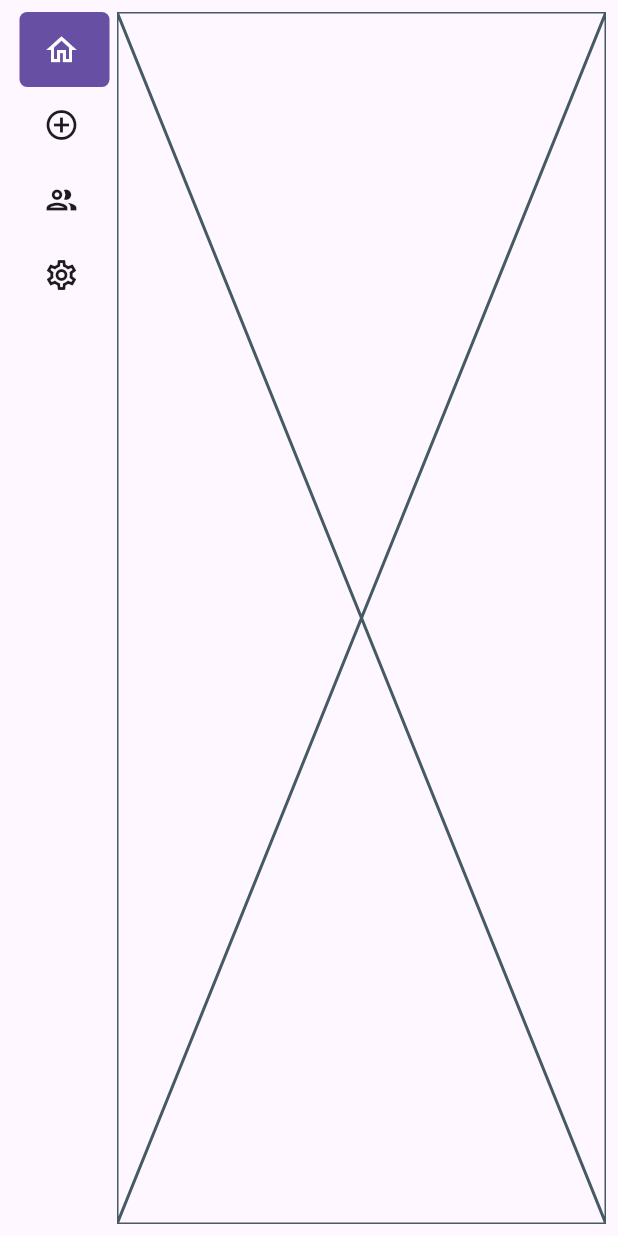
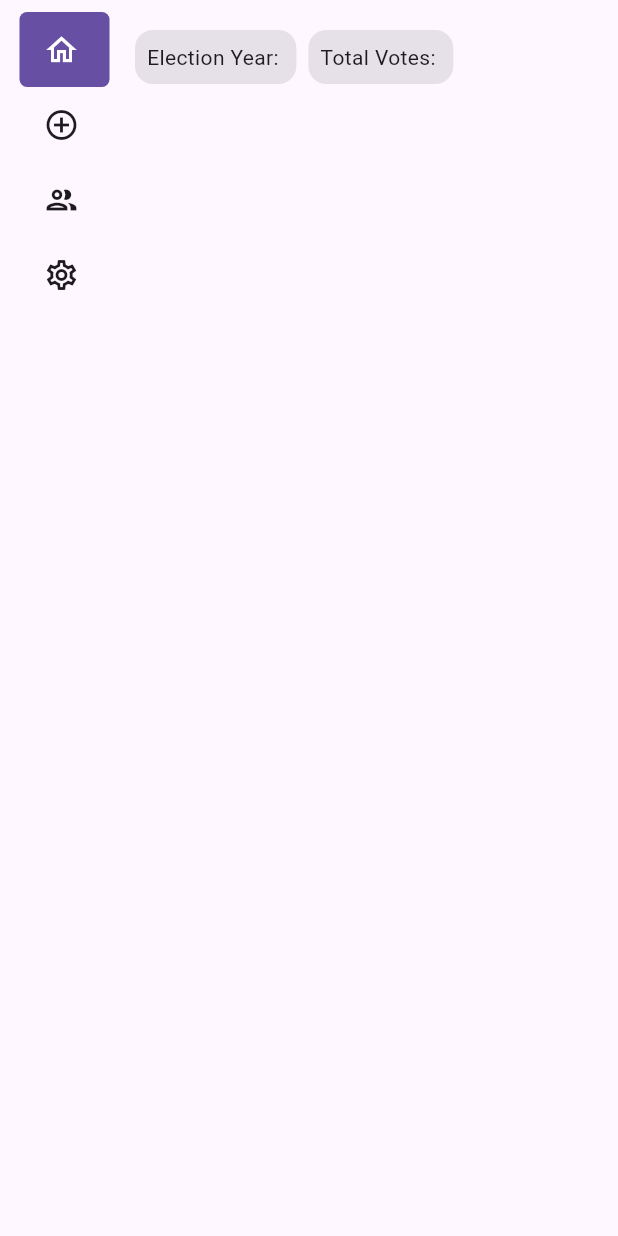
Before and after one commit to domai-tb/campus_vote, a Flutter app: the screen it shows after launch, on a phone screen of 412 x 824 dp. Run offline on Flutter 3.47's test engine with Material 3 defaults, Android fonts, the phone set to English and light mode, and no system bars; drawn by our look-alikes of easy_sidemenu; our stand-ins replace fixnum, package_info_plus, shared_preferences; missing offline and left inert: grpc, protobuf; generated files the repository leaves out were written again; statements that could not run were skipped; project files that could hold a hidden picture were left out.

Commit message:
show vote count in gui

```diff
--- a/gui/analysis_options.yaml
+++ b/gui/analysis_options.yaml
@@ -12,7 +12,7 @@ analyzer:
     implicit-dynamic: true
 
   exclude:
-    - lib/campus_vote/generated/**
+    - lib/generated/**
 
 dart_code_metrics:
   metrics:
--- a/gui/lib/campus_vote/api/grpc_client.dart
+++ b/gui/lib/campus_vote/api/grpc_client.dart
@@ -13,9 +13,9 @@ class CampusVoteAPIClient {
       port: 21797,
       options: ChannelOptions(
         credentials: CVAPIChannelCredentials(
-          trustedRoots: File('../certs/ca-cert.pem').readAsBytesSync(),
-          certificateChain: File('../certs/client-cert.pem').readAsBytesSync(),
-          privateKey: File('../certs/client-key.pem').readAsBytesSync(),
+          trustedRoots: File('../certs/api-ca.crt').readAsBytesSync(),
+          certificateChain: File('../certs/api-client.crt').readAsBytesSync(),
+          privateKey: File('../certs/api-client.key').readAsBytesSync(),
           authority: '127.0.0.1',
         ),
       ),
@@ -27,6 +27,8 @@ class CampusVoteAPIClient {
   Future<ElectionStats> getElectionStats() async {
     return await client.getElectionStats(Void());
   }
+
+
 }
 
 class CVAPIChannelCredentials extends ChannelCredentials {
--- a/gui/lib/campus_vote/widgets/dashboard_widget.dart
+++ b/gui/lib/campus_vote/widgets/dashboard_widget.dart
@@ -1,3 +1,5 @@
+import 'dart:async';
+
 import 'package:campus_vote/campus_vote/api/grpc_client.dart';
 import 'package:campus_vote/generated/api.pbgrpc.dart';
 import 'package:flutter/material.dart';
@@ -12,22 +14,63 @@ class Dashboard extends StatefulWidget {
 class _DashboardState extends State<Dashboard> {
   final CampusVoteAPIClient client = CampusVoteAPIClient();
 
-  late ElectionStats stats;
+  ElectionStats stats = ElectionStats();
+
+  Timer? updateTimer;
+
+  @override
+  void initState() {
+    super.initState();
+    startTimer();
+  }
+
+  @override
+  void dispose() {
+    updateTimer?.cancel();
+    super.dispose();
+  }
+
+  void startTimer() {
+    updateTimer = Timer.periodic(const Duration(seconds: 5), (timer) {
+      updateStats();
+    });
+  }
 
   @override
   Widget build(BuildContext context) {
     return FutureBuilder(
       future: updateStats(),
       builder: (BuildContext context, AsyncSnapshot<void> snapshot) {
-        return const Placeholder();
+        return Padding(
+          padding: const EdgeInsets.all(8),
+          child: Column(
+            children: [
+              Row(
+                crossAxisAlignment: CrossAxisAlignment.start,
+                children: [
+                  Card.filled(
+                    child: Padding(
+                      padding: const EdgeInsets.all(8),
+                      child: Text('Election Year: ${stats.electionYear}'),
+                    ),
+                  ),
+                  Card.filled(
+                    child: Padding(
+                      padding: const EdgeInsets.all(8),
+                      child: Text('Total Votes: ${stats.totalVotes}'),
+                    ),
+                  ),
+                ],
+              ),
+            ],
+          ),
+        );
       },
     );
   }
 
   Future<void> updateStats() async {
-    setState(() async {
-      stats = await client.getElectionStats();
-      print(stats);
-    });
+    final apiStats = await client.getElectionStats();
+    if (mounted) setState(() => stats = apiStats);
   }
 }
```
Also changed, not shown: gui/lib/campus_vote/widgets/setup_widget.dart (+4 -6 lines), gui/lib/campus_vote/widgets/voter_registry_widget.dart (+22 -6 lines), gui/lib/generated/api.pbgrpc.dart.
